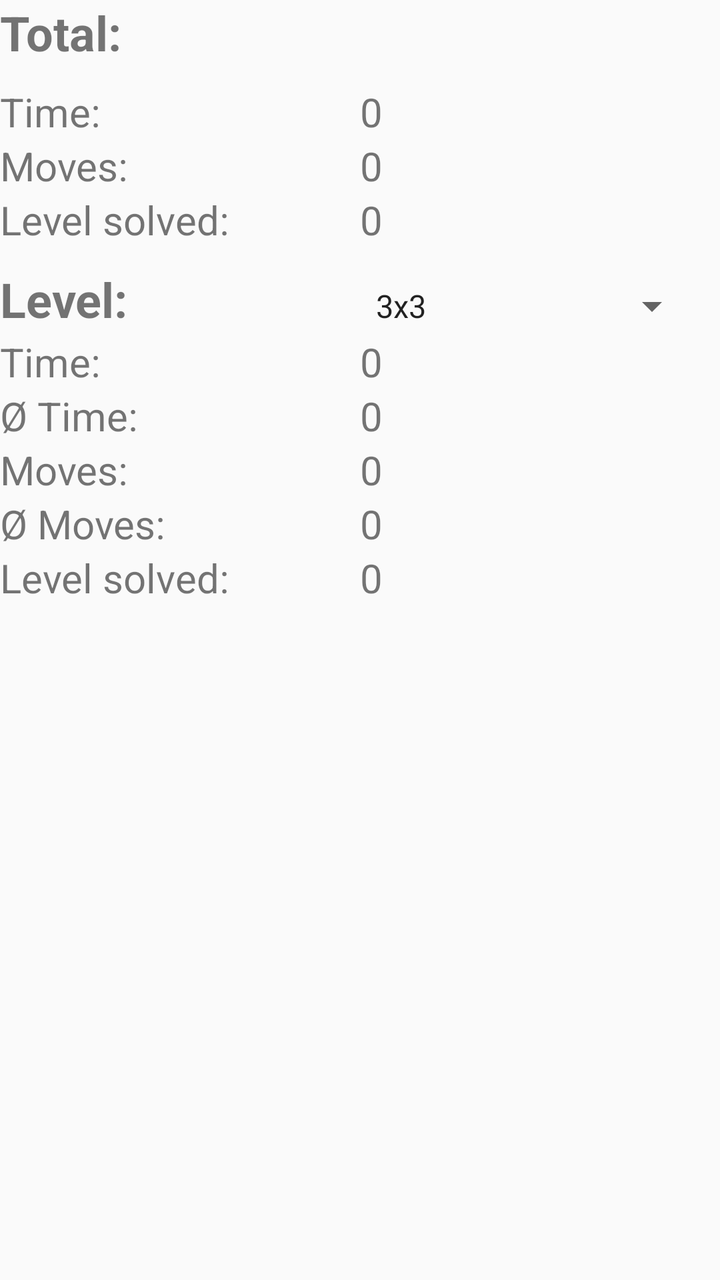
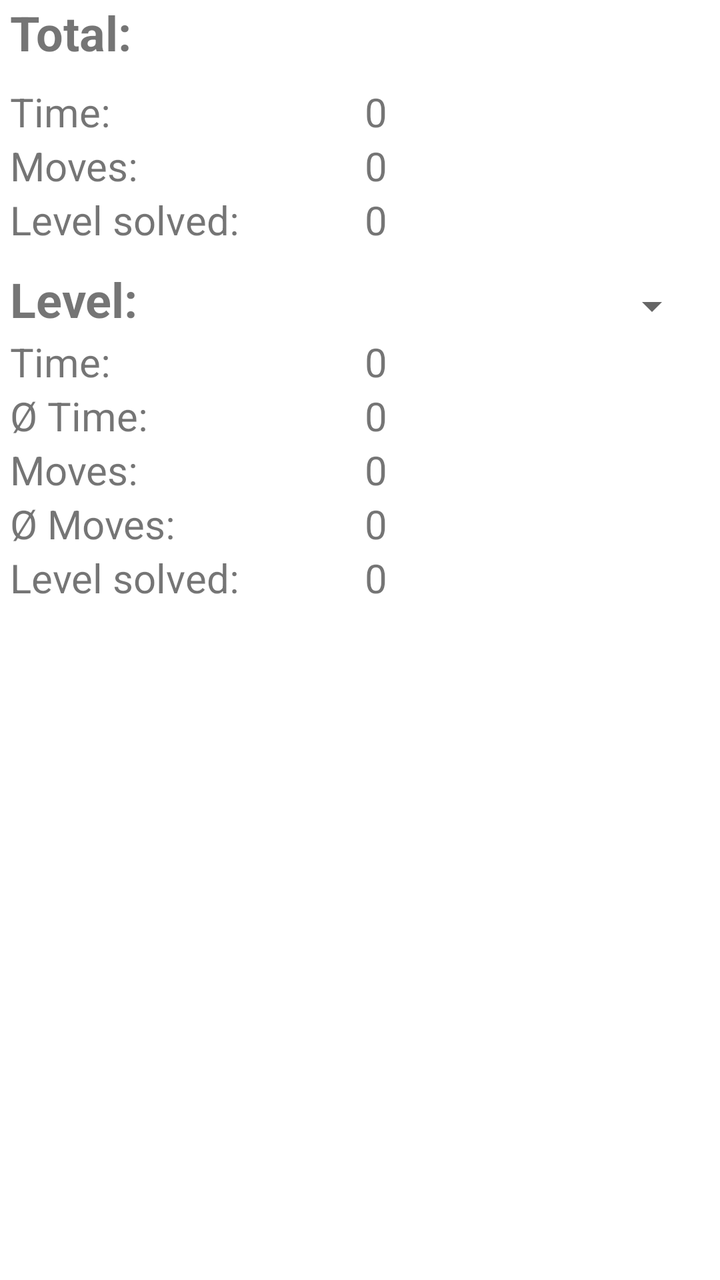

Screens rendered from an Android XML layout before and after an edit, with the pre-edit source and the edit as a unified diff.
<!-- AndroidManifest.xml: activity theme SubTheme -->
<!-- res/layout/activity_statistics.xml -->
<?xml version="1.0" encoding="utf-8"?>
<LinearLayout xmlns:android="http://schemas.android.com/apk/res/android"
    xmlns:tools="http://schemas.android.com/tools"
    android:layout_width="match_parent"
    android:layout_height="match_parent"
    android:layout_marginStart="5dp"
    android:orientation="vertical"
    android:fitsSystemWindows="true"
    tools:context=".StatisticsActivity">

    <TextView
        android:layout_width="match_parent"
        android:layout_height="wrap_content"
        android:text="@string/statTotal"
        android:textSize="24sp"
        android:textStyle="bold" />

    <LinearLayout
        android:layout_width="match_parent"
        android:layout_height="wrap_content"
        android:orientation="horizontal"
        android:layout_marginTop="10dp"
        android:weightSum="1">

        <TextView
            android:layout_width="0dp"
            android:layout_height="wrap_content"
            android:layout_weight="0.5"
            android:text="@string/statTime"
            android:textSize="20sp" />

        <TextView
            android:id="@+id/txtTotalTimeValue"
            android:layout_width="0dp"
            android:layout_height="wrap_content"
            android:layout_weight="0.5"
            android:text="0"
            android:textSize="20sp" />
    </LinearLayout>

    <LinearLayout
        android:layout_width="match_parent"
        android:layout_height="wrap_content"
        android:orientation="horizontal">

        <TextView
            android:layout_width="0dp"
            android:layout_height="wrap_content"
            android:layout_weight="0.5"
            android:text="@string/statMoves"
            android:textSize="20sp" />

        <TextView
            android:id="@+id/txtTotalMoves"
            android:layout_width="0dp"
            android:layout_height="wrap_content"
            android:layout_weight="0.5"
            android:text="0"
            android:textSize="20sp" />
    </LinearLayout>

    <LinearLayout
        android:layout_width="match_parent"
        android:layout_height="wrap_content"
        android:orientation="horizontal">

        <TextView
            android:layout_width="0dp"
            android:layout_height="wrap_content"
            android:layout_weight="0.5"
            android:text="@string/statPuzzlesSolved"
            android:textSize="20sp" />

        <TextView
            android:id="@+id/txtTotalSolvedPuzzles"
            android:layout_width="0dp"
            android:layout_height="wrap_content"
            android:layout_weight="0.5"
            android:text="0"
            android:textSize="20sp" />
    </LinearLayout>

    <LinearLayout
        android:layout_width="match_parent"
        android:layout_height="wrap_content"
        android:weightSum="1"
        android:orientation="horizontal">

        <TextView
            android:layout_width="0dp"
            android:layout_height="wrap_content"
            android:layout_marginTop="10dp"
            android:layout_weight="0.5"
            android:text="@string/statLevel"
            android:textSize="24sp"
            android:textStyle="bold" />


    <Spinner
        android:id="@+id/spinnerSelectLevel"
        android:layout_width="0dp"
        android:layout_weight="0.5"
        android:layout_height="wrap_content"
        android:layout_marginTop="10dp"
        android:entries="@array/level_items"
        style="@style/Widget.AppCompat.Spinner"
        android:layout_margin="10dp"
        android:popupBackground="@android:color/white"
        android:popupElevation="3dp"
        />
    </LinearLayout>

    <LinearLayout
        android:layout_width="match_parent"
        android:layout_height="wrap_content"
        android:orientation="horizontal">

        <TextView
            android:layout_width="0dp"
            android:layout_height="wrap_content"
            android:layout_weight="0.5"
            android:text="@string/statTime"
            android:textSize="20sp" />

        <TextView
            android:id="@+id/txtCurrentLevelTime"
            android:layout_width="0dp"
            android:layout_height="wrap_content"
            android:layout_weight="0.5"
            android:text="0"
            android:textSize="20sp" />
    </LinearLayout>

    <LinearLayout
        android:layout_width="match_parent"
        android:layout_height="wrap_content"
        android:orientation="horizontal">

        <TextView
            android:layout_width="0dp"
            android:layout_height="wrap_content"
            android:layout_weight="0.5"
            android:text="@string/statAvgTime"
            android:textSize="20sp" />

        <TextView
            android:id="@+id/txtCurrentLevelTimeAVG"
            android:layout_width="0dp"
            android:layout_height="wrap_content"
            android:layout_weight="0.5"
            android:text="0"
            android:textSize="20sp" />
    </LinearLayout>

    <LinearLayout
        android:layout_width="match_parent"
        android:layout_height="wrap_content"
        android:orientation="horizontal">

        <TextView
            android:layout_width="0dp"
            android:layout_height="wrap_content"
            android:layout_weight="0.5"
            android:text="@string/statMoves"
            android:textSize="20sp" />

        <TextView
            android:id="@+id/txtCurrentLevelMoves"
            android:layout_width="0dp"
            android:layout_height="wrap_content"
            android:layout_weight="0.5"
            android:text="0"
            android:textSize="20sp" />
    </LinearLayout>

    <LinearLayout
        android:layout_width="match_parent"
        android:layout_height="wrap_content"
        android:orientation="horizontal">

        <TextView
            android:layout_width="0dp"
            android:layout_height="wrap_content"
            android:layout_weight="0.5"
            android:text="@string/statMovesAVG"
            android:textSize="20sp" />

        <TextView
            android:id="@+id/txtCurrentLevelMovesAVG"
            android:layout_width="0dp"
            android:layout_height="wrap_content"
            android:layout_weight="0.5"
            android:text="0"
            android:textSize="20sp" />
    </LinearLayout>

    <LinearLayout
        android:layout_width="match_parent"
        android:layout_height="wrap_content"
        android:orientation="horizontal">

        <TextView
            android:layout_width="0dp"
            android:layout_height="wrap_content"
            android:layout_weight="0.5"
            android:text="@string/statPuzzlesSolved"
            android:textSize="20sp" />

        <TextView
            android:id="@+id/txtCurrentLevelSolved"
            android:layout_width="0dp"
            android:layout_height="wrap_content"
            android:layout_weight="0.5"
            android:text="0"
            android:textSize="20sp" />
    </LinearLayout>
</LinearLayout>
<!-- resources referenced by this layout -->
<resources>
  <string-array name="level_items">
          <item>3x3</item>
          <item>4x4</item>
          <item>5x5</item>
          <item>6x6</item>
          <item>7x7</item>
          <item>8x8</item>
          <item>9x9</item>
          <item>10x10</item>
      </string-array>
  <string name="statAvgTime">Ø Time:</string>
  <string name="statLevel">Level:</string>
  <string name="statMoves">Moves:</string>
  <string name="statMovesAVG">Ø Moves:</string>
  <string name="statPuzzlesSolved">Level solved:</string>
  <string name="statTime">Time:</string>
  <string name="statTotal">Total:</string>
  <style name="SubTheme" parent="Theme.AppCompat.Light">
          <item name="colorTransparentBackground">#8000BFFF</item>
          <item name="colorFinishRow">#8034DE81</item>
          <item name="colorPrimary">?colorTransparentBackground</item>
          <item name="colorPrimaryDark">#FFF</item>
          <item name="colorAccent">@color/colorAccent</item>
          <item name="android:statusBarColor">?colorTransparentBackground</item>
          <item name="android:windowLightStatusBar">false</item>
      </style>
  <color name="colorAccent">#D81B60</color>
</resources>

<!-- the commit's change to res/layout/activity_statistics.xml (unified diff, before → after) -->
@@ -3,215 +3,226 @@
     xmlns:tools="http://schemas.android.com/tools"
     android:layout_width="match_parent"
     android:layout_height="match_parent"
-    android:layout_marginStart="5dp"
-    android:orientation="vertical"
     android:fitsSystemWindows="true"
     tools:context=".StatisticsActivity">
 
-    <TextView
-        android:layout_width="match_parent"
-        android:layout_height="wrap_content"
-        android:text="@string/statTotal"
-        android:textSize="24sp"
-        android:textStyle="bold" />
-
     <LinearLayout
         android:layout_width="match_parent"
-        android:layout_height="wrap_content"
-        android:orientation="horizontal"
-        android:layout_marginTop="10dp"
-        android:weightSum="1">
-
-        <TextView
-            android:layout_width="0dp"
-            android:layout_height="wrap_content"
-            android:layout_weight="0.5"
-            android:text="@string/statTime"
-            android:textSize="20sp" />
-
-        <TextView
-            android:id="@+id/txtTotalTimeValue"
-            android:layout_width="0dp"
-            android:layout_height="wrap_content"
-            android:layout_weight="0.5"
-            android:text="0"
-            android:textSize="20sp" />
-    </LinearLayout>
-
-    <LinearLayout
-        android:layout_width="match_parent"
-        android:layout_height="wrap_content"
-        android:orientation="horizontal">
-
-        <TextView
-            android:layout_width="0dp"
-            android:layout_height="wrap_content"
-            android:layout_weight="0.5"
-            android:text="@string/statMoves"
-            android:textSize="20sp" />
-
-        <TextView
-            android:id="@+id/txtTotalMoves"
-            android:layout_width="0dp"
-            android:layout_height="wrap_content"
-            android:layout_weight="0.5"
-            android:text="0"
-            android:textSize="20sp" />
-    </LinearLayout>
-
-    <LinearLayout
-        android:layout_width="match_parent"
-        android:layout_height="wrap_content"
-        android:orientation="horizontal">
-
-        <TextView
-            android:layout_width="0dp"
-            android:layout_height="wrap_content"
-            android:layout_weight="0.5"
-            android:text="@string/statPuzzlesSolved"
-            android:textSize="20sp" />
-
-        <TextView
-            android:id="@+id/txtTotalSolvedPuzzles"
-            android:layout_width="0dp"
-            android:layout_height="wrap_content"
-            android:layout_weight="0.5"
-            android:text="0"
-            android:textSize="20sp" />
-    </LinearLayout>
-
-    <LinearLayout
-        android:layout_width="match_parent"
-        android:layout_height="wrap_content"
-        android:weightSum="1"
-        android:orientation="horizontal">
-
-        <TextView
-            android:layout_width="0dp"
-            android:layout_height="wrap_content"
-            android:layout_marginTop="10dp"
-            android:layout_weight="0.5"
-            android:text="@string/statLevel"
-            android:textSize="24sp"
-            android:textStyle="bold" />
-
-
-    <Spinner
-        android:id="@+id/spinnerSelectLevel"
-        android:layout_width="0dp"
-        android:layout_weight="0.5"
-        android:layout_height="wrap_content"
-        android:layout_marginTop="10dp"
-        android:entries="@array/level_items"
-        style="@style/Widget.AppCompat.Spinner"
-        android:layout_margin="10dp"
-        android:popupBackground="@android:color/white"
-        android:popupElevation="3dp"
-        />
-    </LinearLayout>
-
-    <LinearLayout
-        android:layout_width="match_parent"
-        android:layout_height="wrap_content"
-        android:orientation="horizontal">
-
-        <TextView
-            android:layout_width="0dp"
-            android:layout_height="wrap_content"
-            android:layout_weight="0.5"
-            android:text="@string/statTime"
-            android:textSize="20sp" />
-
-        <TextView
-            android:id="@+id/txtCurrentLevelTime"
-            android:layout_width="0dp"
-            android:layout_height="wrap_content"
-            android:layout_weight="0.5"
-            android:text="0"
-            android:textSize="20sp" />
-    </LinearLayout>
-
-    <LinearLayout
-        android:layout_width="match_parent"
-        android:layout_height="wrap_content"
-        android:orientation="horizontal">
-
-        <TextView
-            android:layout_width="0dp"
-            android:layout_height="wrap_content"
-            android:layout_weight="0.5"
-            android:text="@string/statAvgTime"
-            android:textSize="20sp" />
-
-        <TextView
-            android:id="@+id/txtCurrentLevelTimeAVG"
-            android:layout_width="0dp"
-            android:layout_height="wrap_content"
-            android:layout_weight="0.5"
-            android:text="0"
-            android:textSize="20sp" />
-    </LinearLayout>
-
-    <LinearLayout
-        android:layout_width="match_parent"
-        android:layout_height="wrap_content"
-        android:orientation="horizontal">
-
-        <TextView
-            android:layout_width="0dp"
-            android:layout_height="wrap_content"
-            android:layout_weight="0.5"
-            android:text="@string/statMoves"
-            android:textSize="20sp" />
-
-        <TextView
-            android:id="@+id/txtCurrentLevelMoves"
-            android:layout_width="0dp"
-            android:layout_height="wrap_content"
-            android:layout_weight="0.5"
-            android:text="0"
-            android:textSize="20sp" />
-    </LinearLayout>
-
-    <LinearLayout
-        android:layout_width="match_parent"
-        android:layout_height="wrap_content"
-        android:orientation="horizontal">
-
-        <TextView
-            android:layout_width="0dp"
-            android:layout_height="wrap_content"
-            android:layout_weight="0.5"
-            android:text="@string/statMovesAVG"
-            android:textSize="20sp" />
-
-        <TextView
-            android:id="@+id/txtCurrentLevelMovesAVG"
-            android:layout_width="0dp"
-            android:layout_height="wrap_content"
-            android:layout_weight="0.5"
-            android:text="0"
-            android:textSize="20sp" />
-    </LinearLayout>
-
-    <LinearLayout
-        android:layout_width="match_parent"
-        android:layout_height="wrap_content"
-        android:orientation="horizontal">
-
-        <TextView
-            android:layout_width="0dp"
-            android:layout_height="wrap_content"
-            android:layout_weight="0.5"
-            android:text="@string/statPuzzlesSolved"
-            android:textSize="20sp" />
-
-        <TextView
-            android:id="@+id/txtCurrentLevelSolved"
-            android:layout_width="0dp"
-            android:layout_height="wrap_content"
-            android:layout_weight="0.5"
-            android:text="0"
-            android:textSize="20sp" />
+        android:layout_height="match_parent"
+        android:background="#FFF"
+        android:orientation="vertical">
+
+        <LinearLayout
+            android:layout_width="match_parent"
+            android:layout_height="match_parent"
+            android:layout_marginStart="5dp"
+            android:orientation="vertical">
+
+            <TextView
+                android:layout_width="match_parent"
+                android:layout_height="wrap_content"
+                android:text="@string/statTotal"
+                android:textSize="24sp"
+                android:textStyle="bold" />
+
+            <LinearLayout
+                android:layout_width="match_parent"
+                android:layout_height="wrap_content"
+                android:layout_marginTop="10dp"
+                android:orientation="horizontal"
+                android:weightSum="1">
+
+                <TextView
+                    android:layout_width="0dp"
+                    android:layout_height="wrap_content"
+                    android:layout_weight="0.5"
+                    android:text="@string/statTime"
+                    android:textSize="20sp" />
+
+                <TextView
+                    android:id="@+id/txtTotalTimeValue"
+                    android:layout_width="0dp"
+                    android:layout_height="wrap_content"
+                    android:layout_weight="0.5"
+                    android:text="0"
+                    android:textSize="20sp" />
+            </LinearLayout>
+
+            <LinearLayout
+                android:layout_width="match_parent"
+                android:layout_height="wrap_content"
+                android:orientation="horizontal">
+
+                <TextView
+                    android:layout_width="0dp"
+                    android:layout_height="wrap_content"
+                    android:layout_weight="0.5"
+                    android:text="@string/statMoves"
+                    android:textSize="20sp" />
+
+                <TextView
+                    android:id="@+id/txtTotalMoves"
+                    android:layout_width="0dp"
+                    android:layout_height="wrap_content"
+                    android:layout_weight="0.5"
+                    android:text="0"
+                    android:textSize="20sp" />
+            </LinearLayout>
+
+            <LinearLayout
+                android:layout_width="match_parent"
+                android:layout_height="wrap_content"
+                android:orientation="horizontal">
+
+                <TextView
+                    android:layout_width="0dp"
+                    android:layout_height="wrap_content"
+                    android:layout_weight="0.5"
+                    android:text="@string/statPuzzlesSolved"
+                    android:textSize="20sp" />
+
+                <TextView
+                    android:id="@+id/txtTotalSolvedPuzzles"
+                    android:layout_width="0dp"
+                    android:layout_height="wrap_content"
+                    android:layout_weight="0.5"
+                    android:text="0"
+                    android:textSize="20sp" />
+            </LinearLayout>
+
+            <LinearLayout
+                android:layout_width="match_parent"
+                android:layout_height="wrap_content"
+                android:orientation="horizontal"
+                android:weightSum="1">
+
+                <TextView
+                    android:layout_width="0dp"
+                    android:layout_height="wrap_content"
+                    android:layout_marginTop="10dp"
+                    android:layout_weight="0.5"
+                    android:text="@string/statLevel"
+                    android:textSize="24sp"
+                    android:textStyle="bold" />
+
+
+                <Spinner
+                    android:id="@+id/spinnerSelectLevel"
+                    style="@style/Widget.AppCompat.Spinner"
+                    android:layout_width="0dp"
+                    android:layout_height="wrap_content"
+                    android:layout_margin="10dp"
+                    android:layout_marginTop="10dp"
+                    android:layout_weight="0.5"
+                    android:entries="@array/level_items"
+                    android:popupBackground="@android:color/white"
+                    android:popupElevation="3dp" />
+            </LinearLayout>
+
+            <LinearLayout
+                android:layout_width="match_parent"
+                android:layout_height="wrap_content"
+                android:orientation="horizontal">
+
+                <TextView
+                    android:layout_width="0dp"
+                    android:layout_height="wrap_content"
+                    android:layout_weight="0.5"
+                    android:text="@string/statTime"
+                    android:textSize="20sp" />
+
+                <TextView
+                    android:id="@+id/txtCurrentLevelTime"
+                    android:layout_width="0dp"
+                    android:layout_height="wrap_content"
+                    android:layout_weight="0.5"
+                    android:text="0"
+                    android:textSize="20sp" />
+            </LinearLayout>
+
+            <LinearLayout
+                android:layout_width="match_parent"
+                android:layout_height="wrap_content"
+                android:orientation="horizontal">
+
+                <TextView
+                    android:layout_width="0dp"
+                    android:layout_height="wrap_content"
+                    android:layout_weight="0.5"
+                    android:text="@string/statAvgTime"
+                    android:textSize="20sp" />
+
+                <TextView
+                    android:id="@+id/txtCurrentLevelTimeAVG"
+                    android:layout_width="0dp"
+                    android:layout_height="wrap_content"
+                    android:layout_weight="0.5"
+                    android:text="0"
+                    android:textSize="20sp" />
+            </LinearLayout>
+
+            <LinearLayout
+                android:layout_width="match_parent"
+                android:layout_height="wrap_content"
+                android:orientation="horizontal">
+
+                <TextView
+                    android:layout_width="0dp"
+                    android:layout_height="wrap_content"
+                    android:layout_weight="0.5"
+                    android:text="@string/statMoves"
+                    android:textSize="20sp" />
+
+                <TextView
+                    android:id="@+id/txtCurrentLevelMoves"
+                    android:layout_width="0dp"
+                    android:layout_height="wrap_content"
+                    android:layout_weight="0.5"
+                    android:text="0"
+                    android:textSize="20sp" />
+            </LinearLayout>
+
+            <LinearLayout
+                android:layout_width="match_parent"
+                android:layout_height="wrap_content"
+                android:orientation="horizontal">
+
+                <TextView
+                    android:layout_width="0dp"
+                    android:layout_height="wrap_content"
+                    android:layout_weight="0.5"
+                    android:text="@string/statMovesAVG"
+                    android:textSize="20sp" />
+
+                <TextView
+                    android:id="@+id/txtCurrentLevelMovesAVG"
+                    android:layout_width="0dp"
+                    android:layout_height="wrap_content"
+                    android:layout_weight="0.5"
+                    android:text="0"
+                    android:textSize="20sp" />
+            </LinearLayout>
+
+            <LinearLayout
+                android:layout_width="match_parent"
+                android:layout_height="wrap_content"
+                android:orientation="horizontal">
+
+                <TextView
+                    android:layout_width="0dp"
+                    android:layout_height="wrap_content"
+                    android:layout_weight="0.5"
+                    android:text="@string/statPuzzlesSolved"
+                    android:textSize="20sp" />
+
+                <TextView
+                    android:id="@+id/txtCurrentLevelSolved"
+                    android:layout_width="0dp"
+                    android:layout_height="wrap_content"
+                    android:layout_weight="0.5"
+                    android:text="0"
+                    android:textSize="20sp" />
+            </LinearLayout>
+        </LinearLayout>
     </LinearLayout>
 </LinearLayout>
<!-- resource entries referenced after the edit -->
@@ -18,13 +18,13 @@
   <string name="statTime">Time:</string>
   <string name="statTotal">Total:</string>
   <style name="SubTheme" parent="Theme.AppCompat.Light">
-          <item name="colorTransparentBackground">#8000BFFF</item>
+          <item name="colorTransparentBackground">#80B4045F</item>
           <item name="colorFinishRow">#8034DE81</item>
           <item name="colorPrimary">?colorTransparentBackground</item>
           <item name="colorPrimaryDark">#FFF</item>
           <item name="colorAccent">@color/colorAccent</item>
           <item name="android:statusBarColor">?colorTransparentBackground</item>
-          <item name="android:windowLightStatusBar">false</item>
+          <item name="android:textColorPrimary">#FFFFFF</item>
       </style>
   <color name="colorAccent">#D81B60</color>
 </resources>
